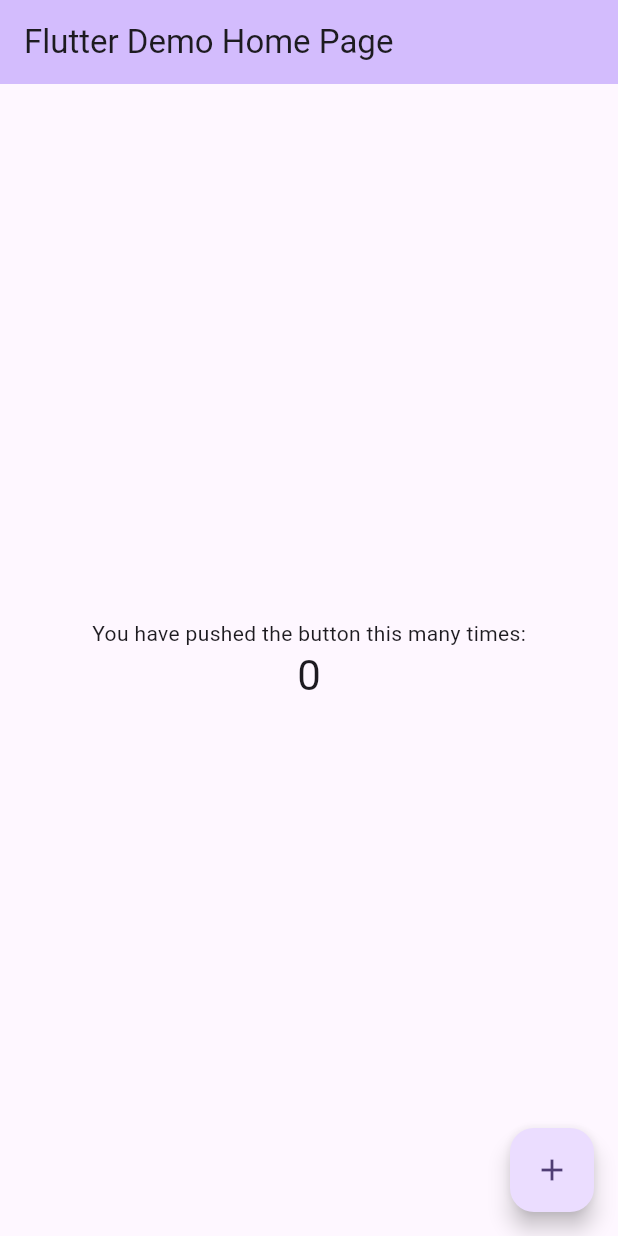
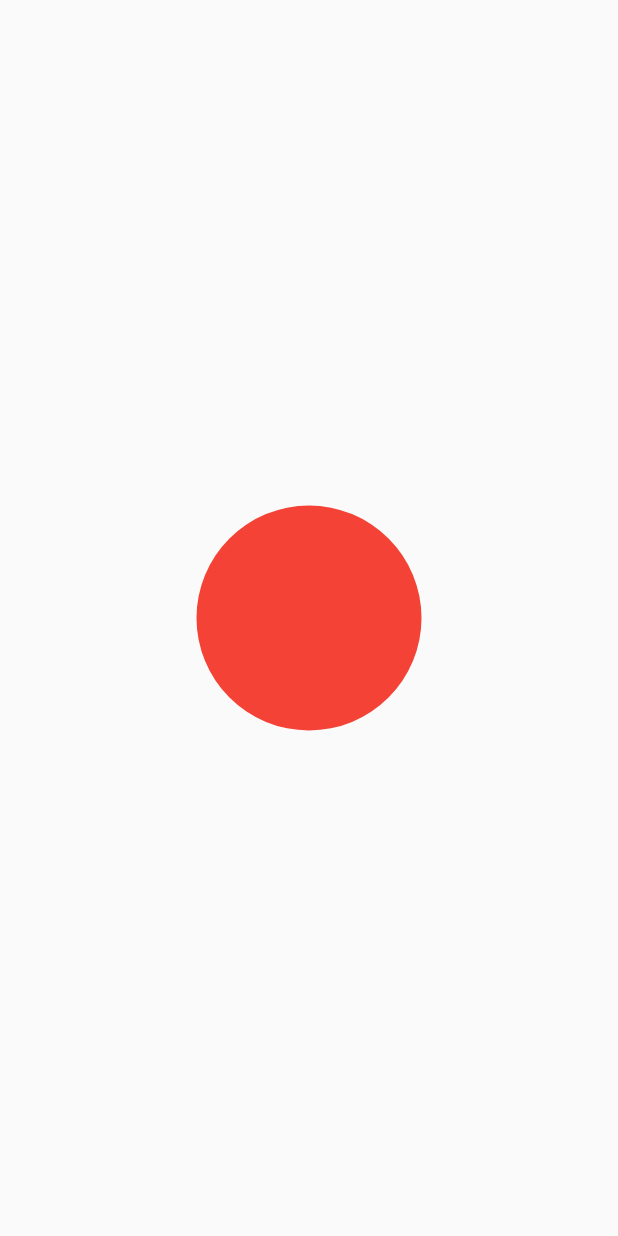
Before and after one commit to InnaKotlove/home_work_ring, a Flutter app: the screen it shows after launch, on a phone screen of 412 x 824 dp. Run offline on Flutter 3.47's test engine with Material 2 defaults, Android fonts, the phone set to English and light mode, and no system bars.

Commit message:
initial commit

```diff
--- a/lib/main.dart
+++ b/lib/main.dart
@@ -5,121 +5,62 @@ void main() {
 }
 
 class MyApp extends StatelessWidget {
-  const MyApp({super.key});
+  const MyApp({Key? key}) : super(key: key);
 
-  // This widget is the root of your application.
   @override
   Widget build(BuildContext context) {
-    return MaterialApp(
-      title: 'Flutter Demo',
-      theme: ThemeData(
-        // This is the theme of your application.
-        //
-        // TRY THIS: Try running your application with "flutter run". You'll see
-        // the application has a blue toolbar. Then, without quitting the app,
-        // try changing the seedColor in the colorScheme below to Colors.green
-        // and then invoke "hot reload" (save your changes or press the "hot
-        // reload" button in a Flutter-supported IDE, or press "r" if you used
-        // the command line to start the app).
-        //
-        // Notice that the counter didn't reset back to zero; the application
-        // state is not lost during the reload. To reset the state, use hot
-        // restart instead.
-        //
-        // This works for code too, not just values: Most code changes can be
-        // tested with just a hot reload.
-        colorScheme: ColorScheme.fromSeed(seedColor: Colors.deepPurple),
-        useMaterial3: true,
-      ),
-      home: const MyHomePage(title: 'Flutter Demo Home Page'),
+    return const MaterialApp(
+      debugShowCheckedModeBanner: false,
+      home: CirclePage(),
     );
   }
 }
 
-class MyHomePage extends StatefulWidget {
-  const MyHomePage({super.key, required this.title});
-
-  // This widget is the home page of your application. It is stateful, meaning
-  // that it has a State object (defined below) that contains fields that affect
-  // how it looks.
-
-  // This class is the configuration for the state. It holds the values (in this
-  // case the title) provided by the parent (in this case the App widget) and
-  // used by the build method of the State. Fields in a Widget subclass are
-  // always marked "final".
-
-  final String title;
+class CirclePage extends StatefulWidget {
+  const CirclePage({Key? key}) : super(key: key);
 
   @override
-  State<MyHomePage> createState() => _MyHomePageState();
+  State<CirclePage> createState() => _CirclePageState();
 }
 
-class _MyHomePageState extends State<MyHomePage> {
-  int _counter = 0;
+class _CirclePageState extends State<CirclePage> {
+  Color curentColour = Colors.red;
+  bool isRed = true;
 
-  void _incrementCounter() {
+  void changeColour() {
     setState(() {
-      // This call to setState tells the Flutter framework that something has
-      // changed in this State, which causes it to rerun the build method below
-      // so that the display can reflect the updated values. If we changed
-      // _counter without calling setState(), then the build method would not be
-      // called again, and so nothing would appear to happen.
-      _counter++;
+      // curentColour == Colors.red ? curentColour = Colors.yellow: curentColour = Colors.red;
+      //if (curentColour == Colors.red){
+      // curentColour = Colors.yellow;
+      //}
+      //else {
+      // curentColour = Colors.red;
+      //}
+      isRed = !isRed;
     });
   }
 
   @override
   Widget build(BuildContext context) {
-    // This method is rerun every time setState is called, for instance as done
-    // by the _incrementCounter method above.
-    //
-    // The Flutter framework has been optimized to make rerunning build methods
-    // fast, so that you can just rebuild anything that needs updating rather
-    // than having to individually change instances of widgets.
     return Scaffold(
-      appBar: AppBar(
-        // TRY THIS: Try changing the color here to a specific color (to
-        // Colors.amber, perhaps?) and trigger a hot reload to see the AppBar
-        // change color while the other colors stay the same.
-        backgroundColor: Theme.of(context).colorScheme.inversePrimary,
-        // Here we take the value from the MyHomePage object that was created by
-        // the App.build method, and use it to set our appbar title.
-        title: Text(widget.title),
-      ),
       body: Center(
-        // Center is a layout widget. It takes a single child and positions it
-        // in the middle of the parent.
-        child: Column(
-          // Column is also a layout widget. It takes a list of children and
-          // arranges them vertically. By default, it sizes itself to fit its
-          // children horizontally, and tries to be as tall as its parent.
-          //
-          // Column has various properties to control how it sizes itself and
-          // how it positions its children. Here we use mainAxisAlignment to
-          // center the children vertically; the main axis here is the vertical
-          // axis because Columns are vertical (the cross axis would be
-          // horizontal).
-          //
-          // TRY THIS: Invoke "debug painting" (choose the "Toggle Debug Paint"
-          // action in the IDE, or press "p" in the console), to see the
-          // wireframe for each widget.
-          mainAxisAlignment: MainAxisAlignment.center,
-          children: <Widget>[
-            const Text(
-              'You have pushed the button this many times:',
-            ),
-            Text(
-              '$_counter',
-              style: Theme.of(context).textTheme.headlineMedium,
-            ),
-          ],
+        child: InkWell(
+          onTap: () => changeColour(),
+          child: Container(
+            // child: isRed == true ?  Container(
+            //width: isRed == true ? 150 : 300,
+            //height: isRed == true ? 150 : 300,
+            width: 150,
+            height: 150,
+            decoration: BoxDecoration(
+                color: isRed == true ? Colors.red : Colors.yellow,
+                borderRadius: BorderRadius.circular(isRed == true ? 100 : 100)
+                //),
+                //) : Text('Тут буде жовтий')
+                ),
+          ),
         ),
       ),
-      floatingActionButton: FloatingActionButton(
-        onPressed: _incrementCounter,
-        tooltip: 'Increment',
-        child: const Icon(Icons.add),
-      ), // This trailing comma makes auto-formatting nicer for build methods.
     );
   }
 }
```
